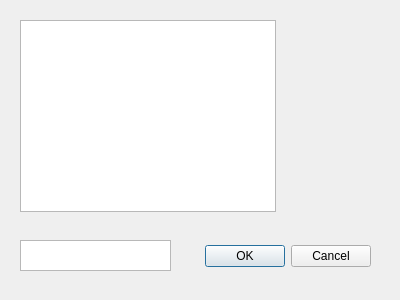
Before: the Qt Designer form highscore.ui in pppt94/CTris--, drawn with Qt 5.
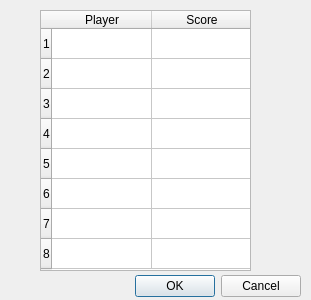
After: the same form once the commit is applied.

Commit message: Add high score list

```diff
--- a/highscore.ui
+++ b/highscore.ui
@@ -6,7 +6,7 @@
    <rect>
     <x>0</x>
     <y>0</y>
-    <width>400</width>
+    <width>311</width>
     <height>300</height>
    </rect>
   </property>
@@ -16,9 +16,9 @@
   <widget class="QDialogButtonBox" name="buttonBox">
    <property name="geometry">
     <rect>
-     <x>30</x>
-     <y>240</y>
-     <width>341</width>
+     <x>50</x>
+     <y>270</y>
+     <width>251</width>
      <height>32</height>
     </rect>
    </property>
@@ -29,25 +29,71 @@
     <set>QDialogButtonBox::Cancel|QDialogButtonBox::Ok</set>
    </property>
   </widget>
-  <widget class="QColumnView" name="columnView">
+  <widget class="QTableWidget" name="tableWidget">
    <property name="geometry">
     <rect>
-     <x>20</x>
-     <y>20</y>
-     <width>256</width>
-     <height>192</height>
+     <x>40</x>
+     <y>10</y>
+     <width>211</width>
+     <height>261</height>
     </rect>
    </property>
-  </widget>
-  <widget class="QPlainTextEdit" name="plainTextEdit">
-   <property name="geometry">
-    <rect>
-     <x>20</x>
-     <y>240</y>
-     <width>151</width>
-     <height>31</height>
-    </rect>
+   <property name="verticalScrollBarPolicy">
+    <enum>Qt::ScrollBarAlwaysOff</enum>
    </property>
+   <property name="horizontalScrollBarPolicy">
+    <enum>Qt::ScrollBarAlwaysOff</enum>
+   </property>
+   <row>
+    <property name="text">
+     <string>1</string>
+    </property>
+   </row>
+   <row>
+    <property name="text">
+     <string>2</string>
+    </property>
+   </row>
+   <row>
+    <property name="text">
+     <string>3</string>
+    </property>
+   </row>
+   <row>
+    <property name="text">
+     <string>4</string>
+    </property>
+   </row>
+   <row>
+    <property name="text">
+     <string>5</string>
+    </property>
+   </row>
+   <row>
+    <property name="text">
+     <string>6</string>
+    </property>
+   </row>
+   <row>
+    <property name="text">
+     <string>7</string>
+    </property>
+   </row>
+   <row>
+    <property name="text">
+     <string>8</string>
+    </property>
+   </row>
+   <column>
+    <property name="text">
+     <string>Player</string>
+    </property>
+   </column>
+   <column>
+    <property name="text">
+     <string>Score</string>
+    </property>
+   </column>
   </widget>
  </widget>
  <resources/>
```
Left out of the diff: 32 changed lines with no effect on the pictures. The commit also changes 4 other files.
